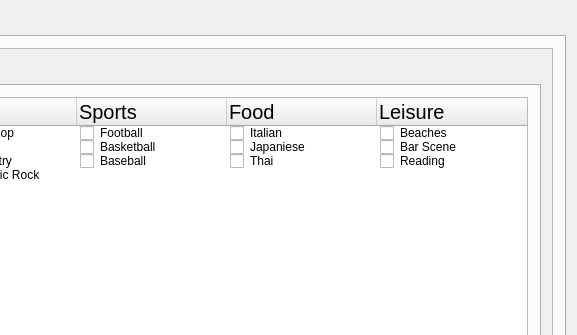
The window that src/web-app/interestdata.ui (Aesylwinn/software-engineering) describes before a commit, drawn with Qt 5; both pictures show x 732 to 1309 and y 0 to 335 of the 1309 by 878 pixel window.
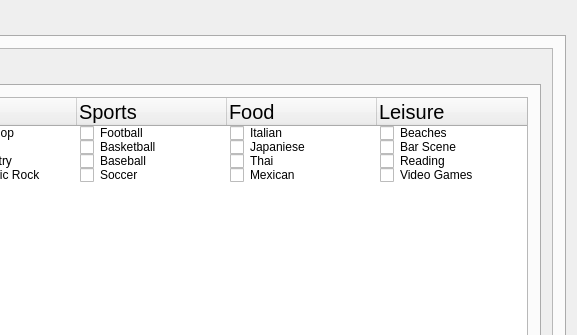
The same window after the commit. The open tabs and pages were chosen to show the change. Icons and pictures are not drawn.

Diff of the .ui file:
```diff
--- a/src/web-app/interestdata.ui
+++ b/src/web-app/interestdata.ui
@@ -992,6 +992,24 @@
                     <property name="checkState">
                      <enum>Unchecked</enum>
                     </property>
+                    <property name="text">
+                     <string>Soccer</string>
+                    </property>
+                    <property name="checkState">
+                     <enum>Unchecked</enum>
+                    </property>
+                    <property name="text">
+                     <string>Mexican</string>
+                    </property>
+                    <property name="checkState">
+                     <enum>Unchecked</enum>
+                    </property>
+                    <property name="text">
+                     <string>Video Games</string>
+                    </property>
+                    <property name="checkState">
+                     <enum>Unchecked</enum>
+                    </property>
                    </item>
                   </widget>
                  </item>
```
Left out of the diff: 2 changed lines with no effect on the pictures.
